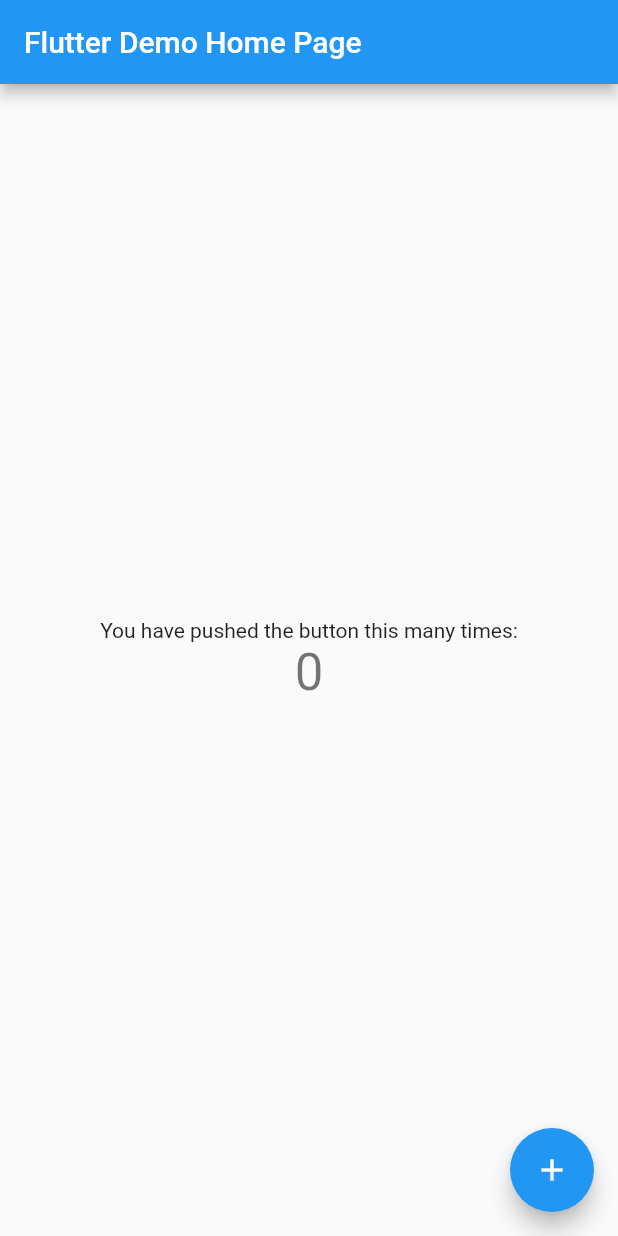
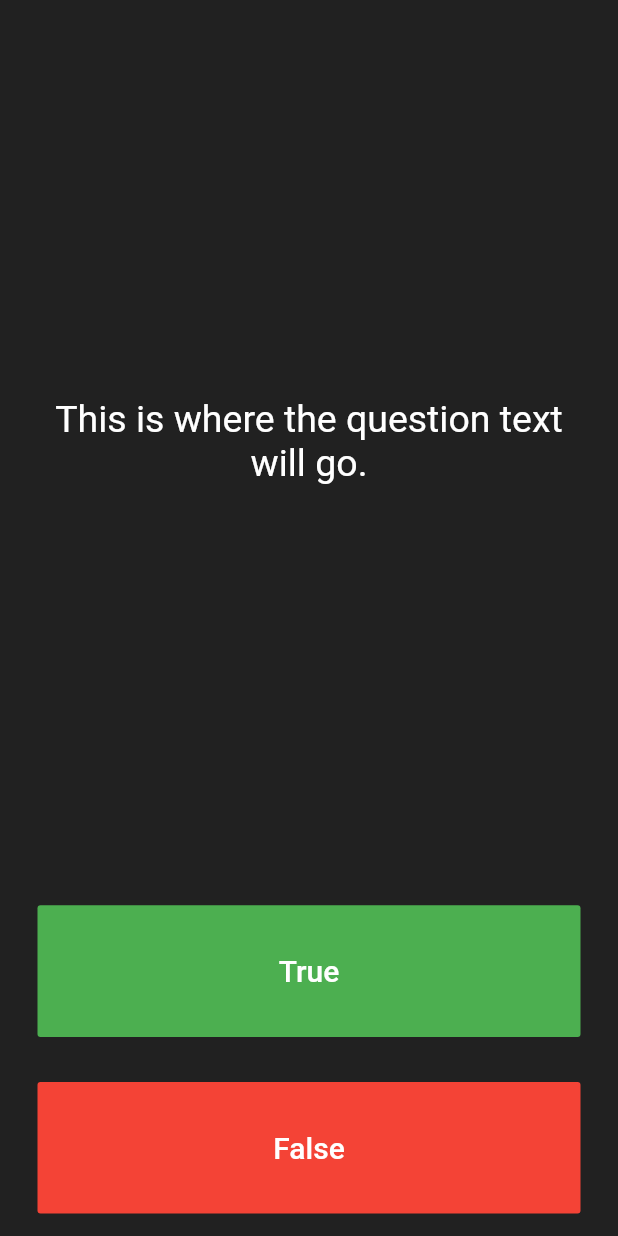
Before and after one commit to noman2002/Quizzler-quiz_app, a Flutter app: the screen it shows after launch, on a phone screen of 412 x 824 dp. Run offline on Flutter 3.47's test engine with Material 2 defaults, Android fonts, the phone set to English and light mode, and no system bars.

Commit message:
initial commits

```diff
--- a/lib/main.dart
+++ b/lib/main.dart
@@ -1,73 +1,97 @@
 import 'package:flutter/material.dart';
 
-void main() {
-  runApp(MyApp());
-}
+void main() => runApp(Quizzler());
 
-class MyApp extends StatelessWidget {
-
+class Quizzler extends StatelessWidget {
   @override
   Widget build(BuildContext context) {
     return MaterialApp(
-      title: 'Flutter Demo',
-      theme: ThemeData(
-
-        primarySwatch: Colors.blue,
+      home: Scaffold(
+        backgroundColor: Colors.grey.shade900,
+        body: SafeArea(
+          child: Padding(
+            padding: EdgeInsets.symmetric(horizontal: 10.0),
+            child: QuizPage(),
+          ),
+        ),
       ),
-      home: MyHomePage(title: 'Flutter Demo Home Page'),
     );
   }
 }
 
-class MyHomePage extends StatefulWidget {
-  MyHomePage({Key? key, required this.title}) : super(key: key);
-
-
-  final String title;
-
+class QuizPage extends StatefulWidget {
   @override
-  _MyHomePageState createState() => _MyHomePageState();
+  _QuizPageState createState() => _QuizPageState();
 }
 
-class _MyHomePageState extends State<MyHomePage> {
-  int _counter = 0;
-
-  void _incrementCounter() {
-    setState(() {
-
-      _counter++;
-    });
-  }
-
+class _QuizPageState extends State<QuizPage> {
   @override
   Widget build(BuildContext context) {
-
-    return Scaffold(
-      appBar: AppBar(
-
-        title: Text(widget.title),
-      ),
-      body: Center(
-
-        child: Column(
-
-          mainAxisAlignment: MainAxisAlignment.center,
-          children: <Widget>[
-            Text(
-              'You have pushed the button this many times:',
+    return Column(
+      mainAxisAlignment: MainAxisAlignment.spaceBetween,
+      crossAxisAlignment: CrossAxisAlignment.stretch,
+      children: <Widget>[
+        Expanded(
+          flex: 5,
+          child: Padding(
+            padding: EdgeInsets.all(10.0),
+            child: Center(
+              child: Text(
+                'This is where the question text will go.',
+                textAlign: TextAlign.center,
+                style: TextStyle(
+                  fontSize: 25.0,
+                  color: Colors.white,
+                ),
+              ),
             ),
-            Text(
-              '$_counter',
-              style: Theme.of(context).textTheme.headline4,
+          ),
+        ),
+        Expanded(
+          child: Padding(
+            padding: EdgeInsets.all(15.0),
+            child: FlatButton(
+              textColor: Colors.white,
+              color: Colors.green,
+              child: Text(
+                'True',
+                style: TextStyle(
+                  color: Colors.white,
+                  fontSize: 20.0,
+                ),
+              ),
+              onPressed: () {
+                //The user picked true.
+              },
             ),
-          ],
+          ),
         ),
-      ),
-      floatingActionButton: FloatingActionButton(
-        onPressed: _incrementCounter,
-        tooltip: 'Increment',
-        child: Icon(Icons.add),
-      ),
+        Expanded(
+          child: Padding(
+            padding: EdgeInsets.all(15.0),
+            child: FlatButton(
+              color: Colors.red,
+              child: Text(
+                'False',
+                style: TextStyle(
+                  fontSize: 20.0,
+                  color: Colors.white,
+                ),
+              ),
+              onPressed: () {
+                //The user picked false.
+              },
+            ),
+          ),
+        ),
+        //TODO: Add a Row here as your score keeper
+      ],
     );
   }
 }
+
+/*
+question1: 'You can lead a cow down stairs but not up stairs.', false,
+question2: 'Approximately one quarter of human bones are in the feet.', true,
+question3: 'A slug\'s blood is green.', true,
+*/
```
